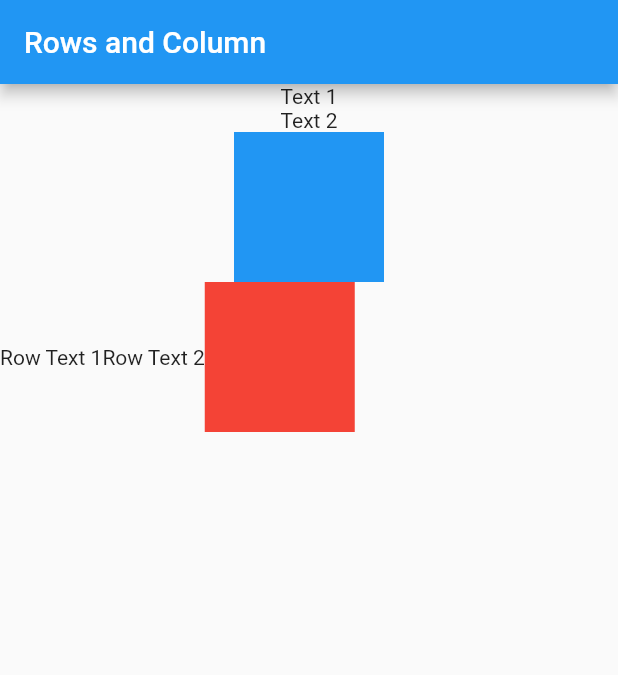
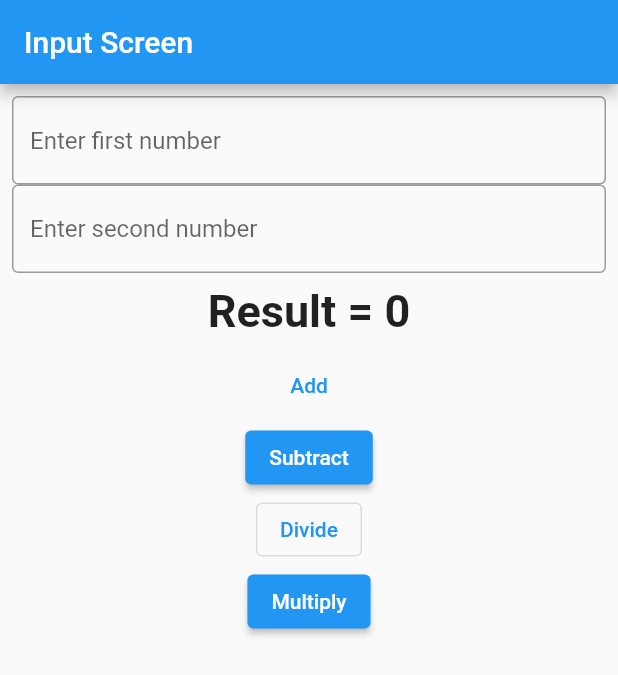
Before and after one commit to bimalsh01/kathford, a Flutter app: the screen it shows after launch, on a phone screen of 412 x 824 dp. Shown: the top 675 px of the screen. Run offline on Flutter 3.47's test engine with Material 2 defaults, Android fonts, the phone set to English and light mode, and no system bars.

Commit message:
upto add

```diff
--- a/lib/ColumnScreen.dart
+++ b/lib/ColumnScreen.dart
@@ -16,19 +16,34 @@ class _ColumnScreenState extends State<ColumnScreen> {
       ),
       body: Column(
         children: [
-          Text('Text 1'),
-          Text('Text 2'),
-          Container(
-            color: Colors.blue,
-            height: 100,
-            width: 100,
+          Text("Microsoft Logo",
+              style: TextStyle(
+                fontSize: 30,
+                fontWeight: FontWeight.bold,
+              )),
+          Row(
+            children: [
+              Container(
+                color: Colors.red,
+                height: 100,
+                width: 100,
+              ),
+              Container(
+                color: Colors.green,
+                height: 100,
+                width: 100,
+              ),
+            ],
           ),
           Row(
             children: [
-              Text('Row Text 1'),
-              Text('Row Text 2'),
               Container(
-                color: Colors.red,
+                color: Colors.blue,
+                height: 100,
+                width: 100,
+              ),
+              Container(
+                color: Colors.orange,
                 height: 100,
                 width: 100,
               ),
--- /dev/null
+++ b/lib/InputScreen.dart
@@ -0,0 +1,72 @@
+import 'package:flutter/material.dart';
+
+class InputScreen extends StatefulWidget {
+  const InputScreen({super.key});
+
+  @override
+  State<InputScreen> createState() => _InputScreenState();
+}
+
+class _InputScreenState extends State<InputScreen> {
+  int? firstNumber;
+  int? secondNumber;
+  int result = 0;
+
+  @override
+  Widget build(BuildContext context) {
+    return Scaffold(
+      appBar: AppBar(
+        title: const Text('Input Screen'),
+      ),
+      body: Padding(
+        padding: const EdgeInsets.all(8.0),
+        child: Column(
+          children: [
+            TextField(
+              decoration: InputDecoration(
+                hintText: "Enter first number",
+                border: OutlineInputBorder(),
+              ),
+              onChanged: (value) {
+                setState(() {
+                  firstNumber = int.parse(value);
+                });
+              },
+            ),
+            TextFormField(
+              decoration: InputDecoration(
+                hintText: "Enter second number",
+                border: OutlineInputBorder(),
+              ),
+              onChanged: (value) {
+                setState(() {
+                  secondNumber = int.parse(value);
+                });
+              },
+            ),
+            Padding(
+              padding: const EdgeInsets.all(8.0),
+              child: Text('Result = $result',
+                  style: TextStyle(
+                    fontSize: 30,
+                    fontWeight: FontWeight.bold,
+                  )),
+            ),
+            TextButton(
+                onPressed: () {
+                  setState(() {
+                    result = firstNumber! + secondNumber! as int;
+                  });
+                },
+                child: Text("Add")),
+            ElevatedButton(onPressed: () {}, child: Text("Subtract")),
+            OutlinedButton(onPressed: () {}, child: Text("Divide")),
+            ElevatedButton(onPressed: () {}, child: Text("Multiply")),
+          ],
+        ),
+      ),
+    );
+  }
+}
+
+void add() {}
--- a/lib/main.dart
+++ b/lib/main.dart
@@ -1,16 +1,18 @@
 import 'package:flutter/material.dart';
 import 'package:test/ColumnScreen.dart';
+import 'package:test/InputScreen.dart';
 import 'package:test/LoadImageScreen.dart';
 import 'package:test/TestScreen.dart';
 
 void main() {
   runApp(MaterialApp(
     debugShowCheckedModeBanner: false,
-    initialRoute: '/column',
+    initialRoute: '/input',
     routes: {
       '/test': (context) => TestScreen(),
       '/loadImage': (context) => LoadImageScreen(),
       '/column':(context) => ColumnScreen(),
+      '/input':(context) => InputScreen(),
     },
   ));
 }
```
